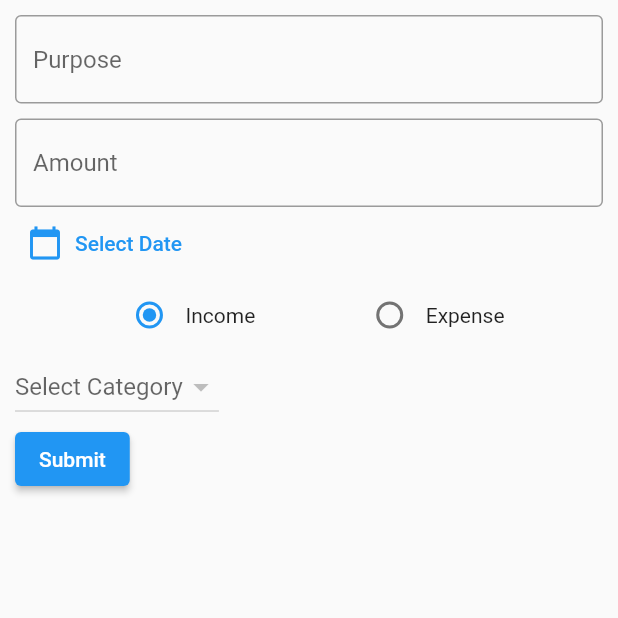
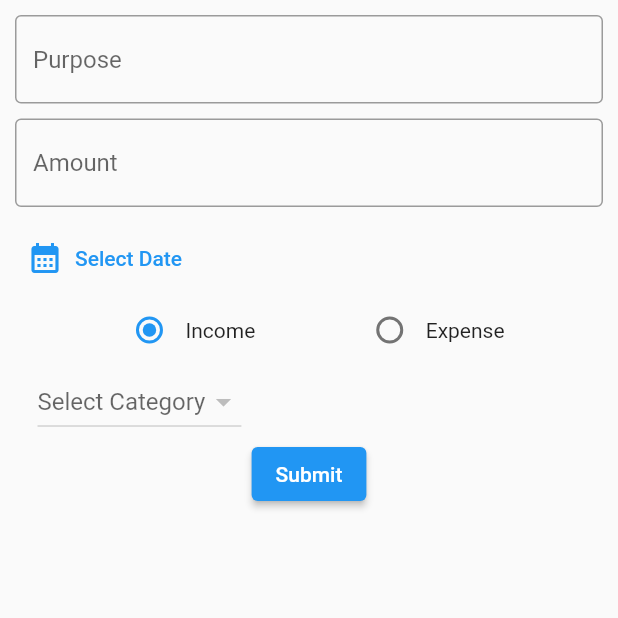
Before and after one commit to ak29creations/Money-Management, a Flutter app: the screen it shows after launch, after a tap on the "add" icon, on a phone screen of 412 x 824 dp, the top half of it. Run offline on Flutter 3.47's test engine with Material 2 defaults, Android fonts, the phone set to English and light mode, and no system bars; our stand-ins replace flutter_slidable, hive_flutter; accounts and stored records are empty.

Commit message:
second commit

```diff
--- a/lib/db/category/category_db.dart
+++ b/lib/db/category/category_db.dart
@@ -2,7 +2,7 @@ import 'package:flutter/cupertino.dart';
 import 'package:hive_flutter/hive_flutter.dart';
 import 'package:money_management/models/category/category_model.dart';
 
-const CATEGORY_DB_NAME = "category_db";
+const categoryDb = "category_db";
 
 abstract class CategoryDbFunctions {
   Future<List<CategoryModel>> getCategories();
@@ -26,7 +26,7 @@ class CategoryDB implements CategoryDbFunctions {
 
   @override
   Future<void> insertCategory(CategoryModel value) async {
-    final _categoryDB = await Hive.openBox<CategoryModel>(CATEGORY_DB_NAME);
+    final _categoryDB = await Hive.openBox<CategoryModel>(categoryDb);
     final _id = await _categoryDB.add(value);
     value.id = _id;
     await _categoryDB.put(_id, value);
@@ -35,7 +35,7 @@ class CategoryDB implements CategoryDbFunctions {
 
   @override
   Future<List<CategoryModel>> getCategories() async {
-    final _categoryDB = await Hive.openBox<CategoryModel>(CATEGORY_DB_NAME);
+    final _categoryDB = await Hive.openBox<CategoryModel>(categoryDb);
     return _categoryDB.values.toList();
   }
 
@@ -59,7 +59,7 @@ class CategoryDB implements CategoryDbFunctions {
 
   @override
   Future<void> deleteCategory(int categoryID) async {
-    final _categoryDB = await Hive.openBox<CategoryModel>(CATEGORY_DB_NAME);
+    final _categoryDB = await Hive.openBox<CategoryModel>(categoryDb);
     await _categoryDB.delete(categoryID);
     refreshUI();
   }
--- a/lib/main.dart
+++ b/lib/main.dart
@@ -27,10 +27,11 @@ class MyApp extends StatelessWidget {
   @override
   Widget build(BuildContext context) {
     return MaterialApp(
+      debugShowCheckedModeBanner: false,
       theme: ThemeData(
         primarySwatch: Colors.blue,
       ),
-      home: ScreenHome(),
+      home: const ScreenHome(),
       routes: {
         AddTransaction.routeName:(ctx)=> const AddTransaction(),
       },
--- a/lib/screens/home/screen_home.dart
+++ b/lib/screens/home/screen_home.dart
@@ -19,7 +19,7 @@ class ScreenHome extends StatelessWidget {
     return Scaffold(
       backgroundColor: Colors.grey[100],
       appBar: AppBar(
-        title: Text("MONEY MANAGER"),
+        title: const Text("MONEY MANAGER"),
         centerTitle: true,
       ),
       bottomNavigationBar: const MoneyManagementBottomNavigation(),
@@ -38,7 +38,7 @@ class ScreenHome extends StatelessWidget {
             showCategoryAddPopup(context);
           }
         },
-        child: Icon(Icons.add),
+        child: const Icon(Icons.add),
       ),
     );
   }
--- a/lib/screens/transactions/screen_add_transaction.dart
+++ b/lib/screens/transactions/screen_add_transaction.dart
@@ -1,4 +1,5 @@
 import 'package:flutter/material.dart';
+import 'package:intl/intl.dart';
 import 'package:money_management/db/category/category_db.dart';
 import 'package:money_management/db/transactions/transaction_db.dart';
 import 'package:money_management/models/category/category_model.dart';
@@ -17,7 +18,7 @@ class _AddTransactionState extends State<AddTransaction> {
   CategoryType? _selectedCategoryType;
   CategoryModel? _selectedCategoryModel;
 
-  String? _CategoryID;
+  String? _categoryID;
 
   final _purposeTextEditingController = TextEditingController();
   final _amountTextEditingController = TextEditingController();
@@ -54,6 +55,7 @@ class _AddTransactionState extends State<AddTransaction> {
                 decoration: const InputDecoration(
                     border: OutlineInputBorder(), hintText: 'Amount'),
               ),
+              const SizedBox(height: 10,),
               //Date
               TextButton.icon(
                 onPressed: () async {
@@ -72,11 +74,12 @@ class _AddTransactionState extends State<AddTransaction> {
                     });
                   }
                 },
-                icon: const Icon(Icons.calendar_today),
+                icon: const Icon(Icons.calendar_month),
                 label: Text(
                   _selectedDate == null
                       ? 'Select Date'
-                      : _selectedDate.toString(),
+                      : DateFormat('dd-MM-yyyy')
+                          .format(_selectedDate!),
                 ),
               ),
               //Category
@@ -91,7 +94,7 @@ class _AddTransactionState extends State<AddTransaction> {
                           onChanged: (newValue) {
                             setState(() {
                               _selectedCategoryType = CategoryType.income;
-                              _CategoryID = null;
+                              _categoryID = null;
                             });
                           }),
                       const Text('Income'),
@@ -105,7 +108,7 @@ class _AddTransactionState extends State<AddTransaction> {
                           onChanged: (newValue) {
                             setState(() {
                               _selectedCategoryType = CategoryType.expense;
-                              _CategoryID = null;
+                              _categoryID = null;
                             });
                           }),
                       const Text('Expense'),
@@ -114,9 +117,11 @@ class _AddTransactionState extends State<AddTransaction> {
                 ],
               ),
               //Category Type
-              DropdownButton<String>(
+              Padding(
+                padding: const EdgeInsets.only(left: 15),
+                child: DropdownButton<String>(
                   hint: const Text('Select Category'),
-                value: _CategoryID,
+                  value: _categoryID,
                   items: (_selectedCategoryType == CategoryType.income
                           ? CategoryDB.instance.incomeCategoryListListener
                           : CategoryDB.instance.expenseCategoryListListener)
@@ -134,16 +139,22 @@ class _AddTransactionState extends State<AddTransaction> {
                   ).toList(),
                   onChanged: (selectedValue) {
                     setState(() {
-                    _CategoryID = selectedValue;
+                      _categoryID = selectedValue;
                     });
                   },
                 ),
+              ),
               //Submit
+              Row(
+                mainAxisAlignment: MainAxisAlignment.center,
+                children: [
                   ElevatedButton(
                     onPressed: () {
                       addTransaction();
                     },
                     child: const Text('Submit'),
+                  ),
+                ],
               ),
             ],
           ),
@@ -161,7 +172,7 @@ class _AddTransactionState extends State<AddTransaction> {
     if (_amountText.isEmpty) {
       return;
     }
-    if (_CategoryID == null) {
+    if (_categoryID == null) {
       return;
     }
     if (_selectedDate == null) {
```
Also changed, not shown: lib/db/transactions/transaction_db.dart (+18 -7 lines), lib/models/category/category_model.dart (+6 -6 lines), lib/screens/category/expense_category_list.dart (+21 -4 lines), lib/screens/category/income_category_list.dart (+19 -3 lines), lib/screens/transactions/screen_transaction.dart (+6 -6 lines), pubspec.lock. Lines whose indentation alone changed are shown as unchanged.
